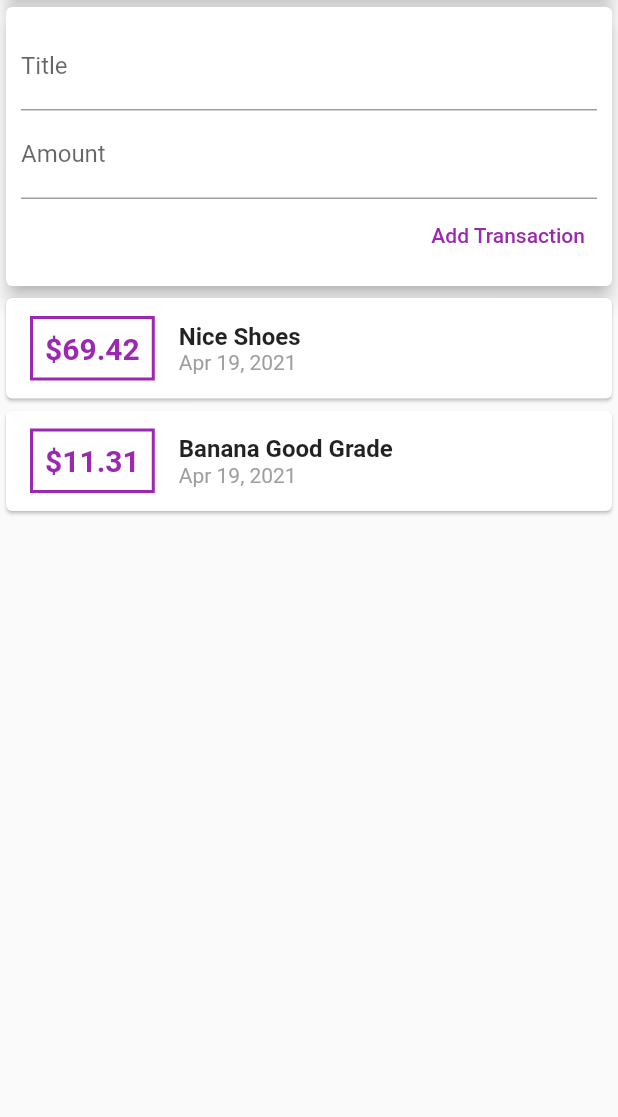
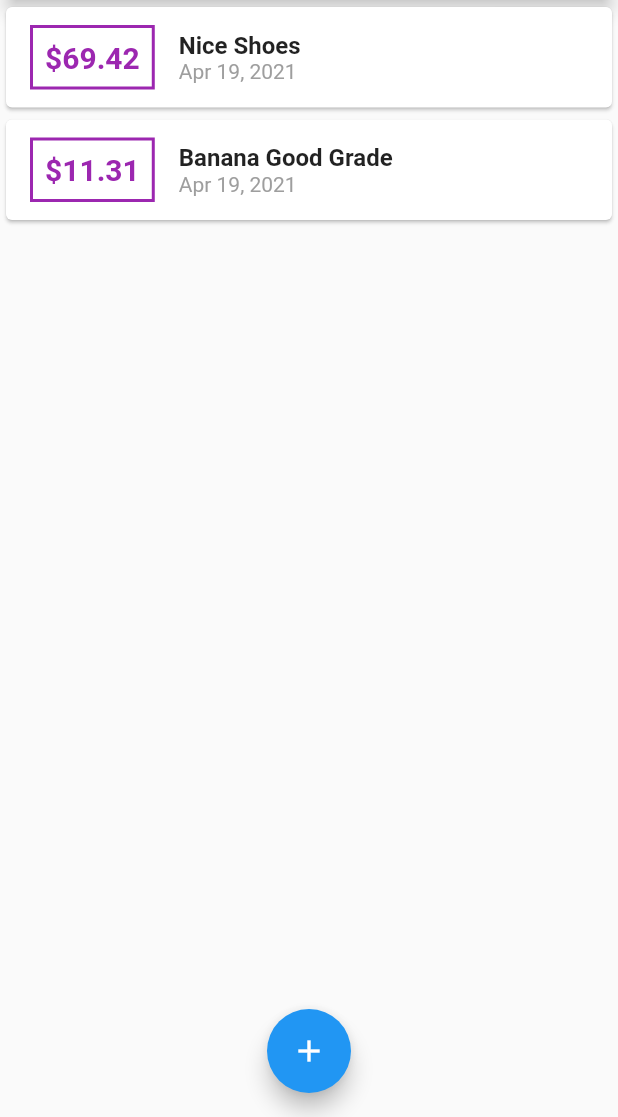
Before and after one commit to yusoofsh/demind, a Flutter app: the screen it shows after launch, on a phone screen of 412 x 824 dp, the part 119-1236 px from its top. Run offline on Flutter 3.47's test engine with Material 2 defaults, Android fonts, the phone set to English and light mode, and no system bars.

Commit message:
feat(real): modal sheet

```diff
--- a/real/lib/main.dart
+++ b/real/lib/main.dart
@@ -1,6 +1,8 @@
 import 'package:flutter/material.dart';
 
-import './transaction/user_transaction_widget.dart';
+import './transaction/transaction_list_widget.dart';
+import './transaction/transaction_model.dart';
+import 'transaction/new_transaction_widget.dart';
 
 void main() => runApp(MyApp());
 
@@ -14,12 +16,60 @@ class MyApp extends StatelessWidget {
   }
 }
 
-class MyHomePage extends StatelessWidget {
+class MyHomePage extends StatefulWidget {
+  @override
+  _MyHomePageState createState() => _MyHomePageState();
+}
+
+class _MyHomePageState extends State<MyHomePage> {
+  final List<TransactionModel> _transactions = [
+    TransactionModel(
+      id: 't1',
+      title: 'Nice Shoes',
+      amount: 69.42,
+      date: DateTime.now(),
+    ),
+    TransactionModel(
+      id: 't2',
+      title: 'Banana Good Grade',
+      amount: 11.31,
+      date: DateTime.now(),
+    ),
+  ];
+
+  void _addNewTransaction(
+    String title,
+    double amount,
+  ) {
+    final _newTransaction = TransactionModel(
+      id: DateTime.now().toString(),
+      title: title,
+      amount: amount,
+      date: DateTime.now(),
+    );
+
+    setState(() => _transactions.add(_newTransaction));
+  }
+
+  void _startAddNewTransaction(BuildContext context) {
+    showModalBottomSheet(
+      context: context,
+      builder: (_) => NewTransactionWidget(
+        _addNewTransaction,
+      ),
+    );
+  }
+
   @override
   Widget build(BuildContext context) {
     return Scaffold(
       appBar: AppBar(
         title: Text('Flutter App'),
+      ),
+      floatingActionButtonLocation: FloatingActionButtonLocation.centerFloat,
+      floatingActionButton: FloatingActionButton(
+        child: Icon(Icons.add_outlined),
+        onPressed: () => _startAddNewTransaction(context),
       ),
       body: SingleChildScrollView(
         child: Column(
@@ -33,7 +83,7 @@ class MyHomePage extends StatelessWidget {
                 elevation: 5,
               ),
             ),
-            UserTransactionWidget(),
+            TransactionListWidget(transactions: _transactions),
           ],
         ),
       ),
--- a/real/lib/transaction/transaction_list_widget.dart
+++ b/real/lib/transaction/transaction_list_widget.dart
@@ -32,7 +32,7 @@ class TransactionListWidget extends StatelessWidget {
                   ),
                 ),
                 child: Text(
-                  '\$${transactions[index].amount}',
+                  '\$${transactions[index].amount.toStringAsFixed(2)}',
                   style: TextStyle(
                     fontWeight: FontWeight.bold,
                     fontSize: 20,
--- a/real/lib/transaction/user_transaction_widget.dart
+++ /dev/null
@@ -1,57 +0,0 @@
-import 'package:flutter/material.dart';
-
-import './new_transaction_widget.dart';
-import './transaction_list_widget.dart';
-import './transaction_model.dart';
-
-class UserTransactionWidget extends StatefulWidget {
-  UserTransactionWidget({Key? key}) : super(key: key);
-
-  @override
-  _UserTransactionWidgetState createState() => _UserTransactionWidgetState();
-}
-
-class _UserTransactionWidgetState extends State<UserTransactionWidget> {
-  final List<TransactionModel> _transactions = [
-    TransactionModel(
-      id: 't1',
-      title: 'Nice Shoes',
-      amount: 69.42,
-      date: DateTime.now(),
-    ),
-    TransactionModel(
-      id: 't2',
-      title: 'Banana Good Grade',
-      amount: 11.31,
-      date: DateTime.now(),
-    ),
-  ];
-
-  void _addNewTransaction(
-    String title,
-    double amount,
-  ) {
-    final _newTransaction = TransactionModel(
-      id: DateTime.now().toString(),
-      title: title,
-      amount: amount,
-      date: DateTime.now(),
-    );
-
-    setState(() => _transactions.add(_newTransaction));
-  }
-
-  @override
-  Widget build(BuildContext context) {
-    return Column(
-      children: [
-        NewTransactionWidget(
-          _addNewTransaction,
-        ),
-        TransactionListWidget(
-          transactions: _transactions,
-        ),
-      ],
-    );
-  }
-}
```
Also changed, not shown: real/lib/transaction/new_transaction_widget.dart (+20 -6 lines), 1 other file.
